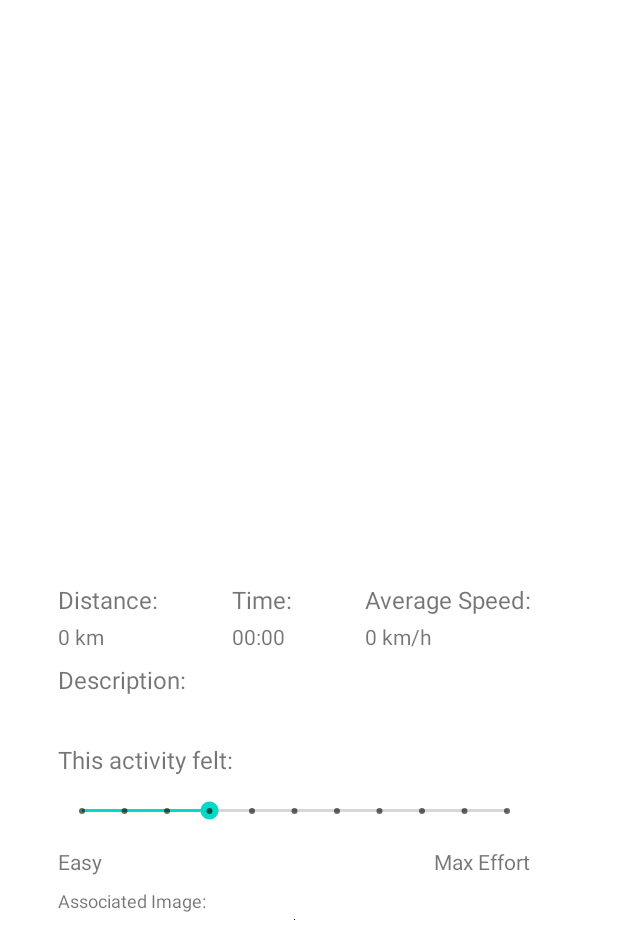
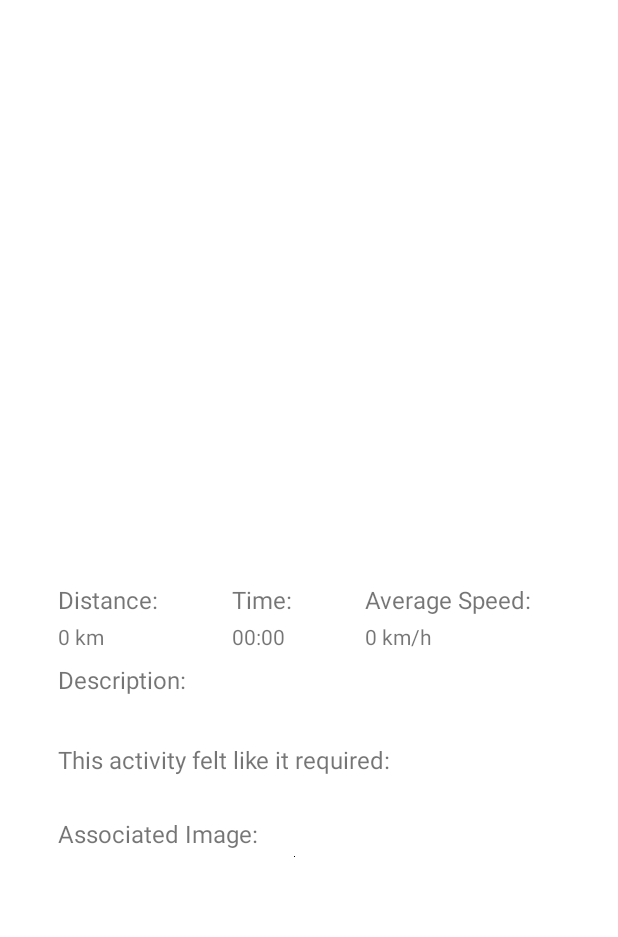
Before and after one commit to danielmusselwhite/g53mdp_CW2, an Android app: the ViewSavedRunActivity screen opened directly, with no data from a screen before it, on a phone screen of 412 x 824 dp, the part 299-1236 px from its top. Run offline under Robolectric (Android 15) with nearby library versions, the phone set to English and light mode, and no system bars; our stand-ins replace Room's generated code; 2 statements that could not run were skipped.

Commit message:
finalised the viewRunActivity; now also visualises the runs effort

```diff
--- a/app/src/main/java/com/nottingham/psydm7/cw2_runtracker/Activities/savedRunsActivity/viewSavedRunActivity/ViewSavedRunActivity.java
+++ b/app/src/main/java/com/nottingham/psydm7/cw2_runtracker/Activities/savedRunsActivity/viewSavedRunActivity/ViewSavedRunActivity.java
@@ -40,8 +40,8 @@ public class ViewSavedRunActivity extends AppCompatActivity {
     TextView tv_image;
     ImageView iv_associatedPhoto;
 
-    TextView tv_difficulty;
-    SeekBar seekBar_difficulty;
+    TextView tv_effort;
+    TextView tv_effortValue;
 
     ViewSavedRunMapsFragment mapFragment;
 
@@ -67,8 +67,8 @@ public class ViewSavedRunActivity extends AppCompatActivity {
         tv_description  = findViewById(R.id.viewRunTextViewDescription);
         tv_descriptionValue  = findViewById(R.id.viewRunTextViewDescriptionValue);
         tv_image  = findViewById(R.id.viewRunTextViewImage);
-        tv_difficulty  = findViewById(R.id.viewRunTextViewFeeling);
-        seekBar_difficulty = (SeekBar) findViewById(R.id.viewRun_seekBar_FeelValue);
+        tv_effort  = findViewById(R.id.viewRunTextViewEffort);
+        tv_effortValue  = findViewById(R.id.viewRunTextViewEffortValue);
         iv_associatedPhoto = (ImageView) findViewById(R.id.viewRun_imageView_associatedPhoto);
 
         //getting the map fragment
@@ -135,6 +135,18 @@ public class ViewSavedRunActivity extends AppCompatActivity {
                                     tv_descriptionValue.setVisibility(View.GONE);
                                 }
 
+                                Integer effortIndex = newRun.getEffortIndex();
+                                if(effortIndex!=null){
+                                    String effort = getResources().getStringArray(R.array.effort_array)[effortIndex];
+                                    tv_effortValue.setText(effort);
+                                    tv_effort.setVisibility(View.VISIBLE);
+                                    tv_effortValue.setVisibility(View.VISIBLE);
+                                }
+                                else{
+                                    tv_effort.setVisibility(View.GONE);
+                                    tv_effortValue.setVisibility(View.GONE);
+                                }
+
                                 String picturePath = newRun.getPicturePath();
                                 if(picturePath!=null){
                                     try {
--- a/app/src/main/java/com/nottingham/psydm7/cw2_runtracker/RoomDatabase/DAOs/SavedRunDAO.java
+++ b/app/src/main/java/com/nottingham/psydm7/cw2_runtracker/RoomDatabase/DAOs/SavedRunDAO.java
@@ -60,8 +60,8 @@ public interface SavedRunDAO {
     @Query("Update savedRun_table SET description = :newDescription WHERE _id = :id")
     void updateDescription(long id, String newDescription);
 
-    @Query("Update savedRun_table SET difficulty = :newDifficulty WHERE _id = :id")
-    void updateDifficulty(long id, Integer newDifficulty);
+    @Query("Update savedRun_table SET effortIndex = :newEffortIndex WHERE _id = :id")
+    void updateEffortIndex(long id, Integer newEffortIndex);
 
     @Query("Update savedRun_table SET picturePath = :newPicturePath WHERE _id = :id")
     void updatePicturePath(long id, String newPicturePath);
--- a/app/src/main/java/com/nottingham/psydm7/cw2_runtracker/RoomDatabase/RunTrackerRoomDatabase.java
+++ b/app/src/main/java/com/nottingham/psydm7/cw2_runtracker/RoomDatabase/RunTrackerRoomDatabase.java
@@ -16,7 +16,7 @@ import com.nottingham.psydm7.cw2_runtracker.RoomDatabase.Entities.SavedRun;
 import java.util.concurrent.ExecutorService;
 import java.util.concurrent.Executors;
 
-@Database(entities = {SavedRun.class}, version = 1, exportSchema=false)
+@Database(entities = {SavedRun.class}, version = 2, exportSchema=false)
 public abstract class RunTrackerRoomDatabase extends RoomDatabase {
 
     public  abstract SavedRunDAO savedRunDAO();
--- a/app/src/main/res/layout/activity_view_saved_run.xml
+++ b/app/src/main/res/layout/activity_view_saved_run.xml
@@ -56,6 +56,7 @@
                     android:layout_width="wrap_content"
                     android:layout_height="wrap_content"
                     android:layout_marginTop="4dp"
+                    android:contentDescription="@string/users_associated_image"
                     app:layout_constraintEnd_toStartOf="@+id/viewRun_guideline_right"
                     app:layout_constraintHorizontal_bias="0.5"
                     app:layout_constraintStart_toStartOf="@+id/viewRun_guideline_left"
@@ -140,7 +141,7 @@
                     app:layout_constraintTop_toBottomOf="@+id/viewRunTextViewDescription" />
 
                 <TextView
-                    android:id="@+id/viewRunTextViewFeeling"
+                    android:id="@+id/viewRunTextViewEffort"
                     android:layout_width="wrap_content"
                     android:layout_height="wrap_content"
                     android:layout_marginTop="8dp"
@@ -155,38 +156,9 @@
                     android:layout_height="wrap_content"
                     android:layout_marginTop="8dp"
                     android:text="@string/associated_image"
-                    android:textSize="12sp"
-                    app:layout_constraintStart_toStartOf="@+id/viewRunTextViewDescriptionValue"
-                    app:layout_constraintTop_toBottomOf="@+id/viewRun_textView_feelEasy" />
-
-                <SeekBar
-                    android:id="@+id/viewRun_seekBar_FeelValue"
-                    style="@style/Widget.AppCompat.SeekBar.Discrete"
-                    android:layout_width="315dp"
-                    android:layout_height="47dp"
-                    android:clickable="false"
-                    android:longClickable="false"
-                    android:max="10"
-                    android:progress="3"
-                    app:layout_constraintEnd_toStartOf="@+id/viewRun_guideline_right"
+                    android:textSize="16sp"
                     app:layout_constraintStart_toStartOf="@+id/viewRun_guideline_left"
-                    app:layout_constraintTop_toBottomOf="@+id/viewRunTextViewFeeling" />
-
-                <TextView
-                    android:id="@+id/viewRun_textView_feelMaxEffort"
-                    android:layout_width="wrap_content"
-                    android:layout_height="wrap_content"
-                    android:text="@string/max_effort"
-                    app:layout_constraintEnd_toEndOf="@+id/viewRun_seekBar_FeelValue"
-                    app:layout_constraintTop_toBottomOf="@+id/viewRun_seekBar_FeelValue" />
-
-                <TextView
-                    android:id="@+id/viewRun_textView_feelEasy"
-                    android:layout_width="wrap_content"
-                    android:layout_height="wrap_content"
-                    android:text="@string/easy"
-                    app:layout_constraintStart_toStartOf="@+id/viewRun_seekBar_FeelValue"
-                    app:layout_constraintTop_toBottomOf="@+id/viewRun_seekBar_FeelValue" />
+                    app:layout_constraintTop_toBottomOf="@+id/viewRunTextViewEffortValue" />
 
                 <androidx.constraintlayout.widget.Guideline
                     android:id="@+id/viewRun_guideline_right"
@@ -201,6 +173,13 @@
                     android:layout_height="wrap_content"
                     android:orientation="vertical"
                     app:layout_constraintGuide_begin="39dp" />
+
+                <TextView
+                    android:id="@+id/viewRunTextViewEffortValue"
+                    android:layout_width="wrap_content"
+                    android:layout_height="wrap_content"
+                    app:layout_constraintStart_toStartOf="@+id/viewRun_guideline_left"
+                    app:layout_constraintTop_toBottomOf="@+id/viewRunTextViewEffort" />
 
             </androidx.constraintlayout.widget.ConstraintLayout>
 
--- a/app/src/main/res/values/arrays.xml
+++ b/app/src/main/res/values/arrays.xml
@@ -8,4 +8,12 @@
         <item>Hike</item>
     </string-array>
 
+    <string-array name="effort_array">
+        <item>Minimal Effort</item>
+        <item>Some Effort</item>
+        <item>Moderate Effort</item>
+        <item>Significant Effort</item>
+        <item>Maximum Effort</item>
+    </string-array>
+
 </resources>
--- a/app/src/main/res/values/strings.xml
+++ b/app/src/main/res/values/strings.xml
@@ -26,7 +26,11 @@
     <string name="how_did_it_go_were_you_rested_how_was_the_weather_leave_your_notes_here">How did it go? Were you rested? How was the weather? Leave your notes here.</string>
     <string name="max_effort">Max Effort</string>
     <string name="edit">Edit</string>
-    <string name="this_activity_felt">This activity felt:</string>
+    <string name="this_activity_felt">This activity felt like it required:</string>
     <string name="associated_image">Associated Image:</string>
+    <string name="min_effort">Min Effort</string>
+    <string name="load_image">Load Image</string>
+    <string name="remove_image">Remove Image</string>
+    <string name="users_associated_image">Users\' associated image</string>
 
 </resources>
```
Also changed, not shown: app/src/main/java/com/nottingham/psydm7/cw2_runtracker/Activities/savedRunsActivity/viewSavedRunActivity/editSavedRunActivity/EditSavedRunActivity.java (+7 -7 lines), app/src/main/java/com/nottingham/psydm7/cw2_runtracker/RoomDatabase/Entities/SavedRun.java (+13 -13 lines), app/src/main/res/layout/activity_edit_saved_run.xml (+5 -4 lines).
